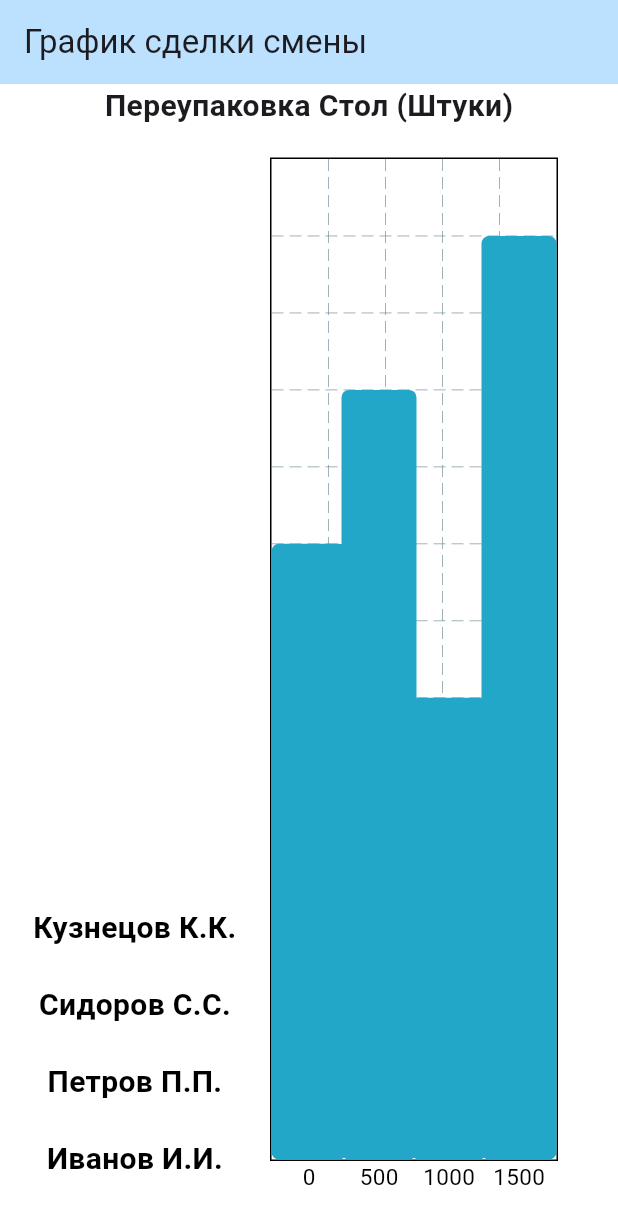
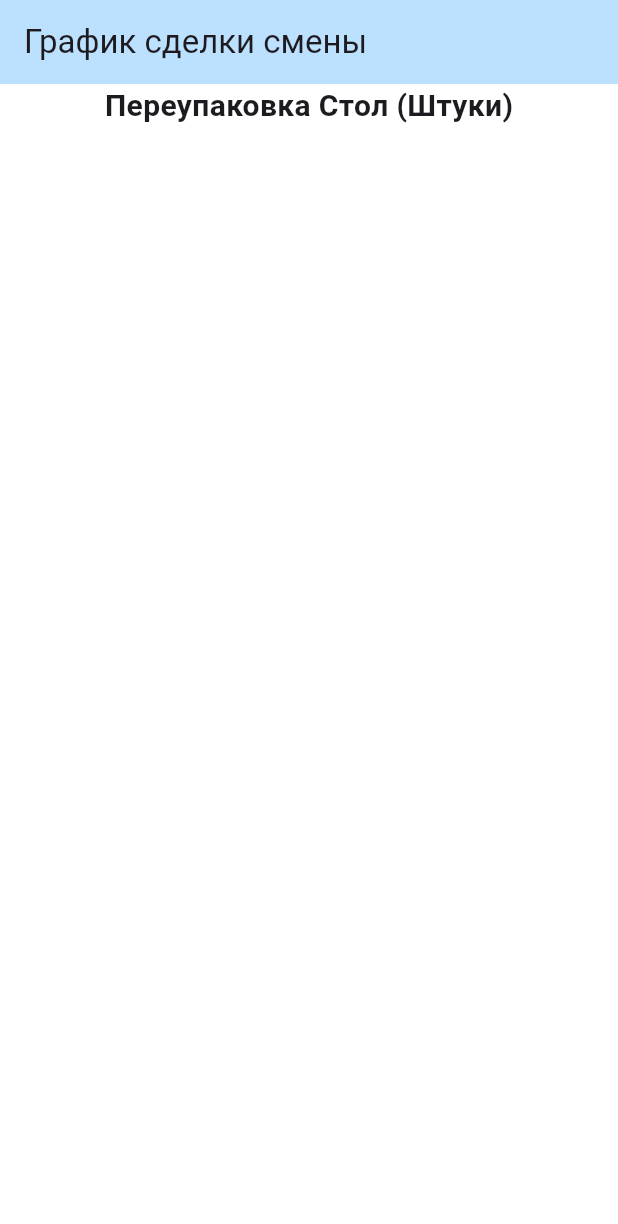
Before and after one commit to Rozie20/flutter_chart, a Flutter app: the screen it shows after launch, on a phone screen of 412 x 824 dp. Shown: the top 1224 px of the screen. Run offline on Flutter 3.47's test engine with Material 3 defaults, Android fonts, the phone set to English and light mode, and no system bars; drawn by our look-alikes of fl_chart.

Commit message:
attempt_horizontalbar

```diff
--- a/lib/main.dart
+++ b/lib/main.dart
@@ -1,5 +1,5 @@
 import 'dart:async';
-
+import 'dart:math';
 import 'package:flutter/material.dart';
 import 'package:fl_chart/fl_chart.dart';
 
@@ -9,15 +9,11 @@ void main() {
 
 class MyApp extends StatelessWidget {
   const MyApp({super.key});
-
   @override
   Widget build(BuildContext context) {
     return MaterialApp(
       theme: ThemeData(
-        //colorScheme: ColorScheme.fromSeed(seedColor: Colors.white),
-        //dialogBackgroundColor: Colors.white,
         scaffoldBackgroundColor: Colors.white,
-        //useMaterial3: true,
       ),
       home: const MyHomePage(title: 'График сделки смены'),
     );
@@ -26,18 +22,13 @@ class MyApp extends StatelessWidget {
 
 class MyHomePage extends StatefulWidget {
   const MyHomePage({super.key, required this.title});
-
   final String title;
-
   @override
   State<MyHomePage> createState() => _MyHomePageState();
 }
 
 class _MyHomePageState extends State<MyHomePage> {
-//String _selectedChartType = 'Линейный';
-//String _selectedChartType = 'Столбчатый';
-  final double _chartHeight = 6;
-
+  final double _chartHeight = 850;
   final List<String> _workerNames1 = [
     "Иванов И.И.",
     "Петров П.П.",
@@ -50,14 +41,11 @@ class _MyHomePageState extends State<MyHomePage> {
     "Алексеев А.А.",
     "Григорьев Г.Г."
   ];
-
-  final List<double> _barChartValues1 = [8, 10, 6, 12];
-  final List<double> _barChartValues2 = [5, 7, 8, 10];
-
+  final List<double> _barChartValues1 = [1500, 1607, 3506, 2900];
+  final List<double> _barChartValues2 = [3534, 2783, 754, 4174];
   String _chartTitle = "Переупаковка Стол (Штуки)";
   List<double> _currentBarChartValues = [];
   List<String> _currentWorkerNames = [];
-
   @override
   void initState() {
     super.initState();
@@ -82,41 +70,10 @@ class _MyHomePageState extends State<MyHomePage> {
     });
   }
 
-// @override
-// Widget build(BuildContext context) {
-// return Scaffold(
-// appBar: AppBar(
-// backgroundColor: Theme.of(context).colorScheme.inversePrimary,
-// title: Text(widget.title),
-// ),
-// body: Column(
-// children: [
-// DropdownButton<String>(
-// value: _selectedChartType,
-// items: <String>['Линейный', 'Столбчатый', 'Круговой']
-// .map<DropdownMenuItem<String>>((String value) {
-// return DropdownMenuItem<String>(
-// value: value,
-// child: Text(value),
-// );
-// }).toList(),
-// onChanged: (String? newValue) {
-// setState(() {
-// _selectedChartType = newValue!;
-// });
-// },
-// ),
-// Expanded(child: _buildChart()),
-// ],
-// ),
-// );
-// }
-
   @override
   Widget build(BuildContext context) {
     return Scaffold(
       appBar: AppBar(
-        //backgroundColor: Theme.of(context).colorScheme.inversePrimary,
         backgroundColor: const Color.fromARGB(255, 188, 225, 255),
         title: Text(widget.title),
       ),
@@ -126,7 +83,14 @@ class _MyHomePageState extends State<MyHomePage> {
             _chartTitle,
             style: const TextStyle(fontSize: 20, fontWeight: FontWeight.bold),
           ),
-          //const SizedBox(height: 15,),
+          // Expanded(
+          //   child: Row(
+          //     mainAxisAlignment: MainAxisAlignment.spaceAround,
+          //     children: [
+          //       Expanded(child: _buildChart()),
+          //     ],
+          //   ),
+          // ),
           Expanded(child: _buildChart()),
         ],
       ),
@@ -134,149 +98,65 @@ class _MyHomePageState extends State<MyHomePage> {
   }
 
   Widget _buildChart() {
-// switch (_selectedChartType) {
-// case 'Линейный':
-// return SizedBox(
-// height: _chartHeight,
-// child: LineChart(
-// LineChartData(
-// gridData: const FlGridData(show: false),
-// titlesData: const FlTitlesData(
-// leftTitles:
-// AxisTitles(sideTitles: SideTitles(showTitles: true)),
-// bottomTitles:
-// AxisTitles(sideTitles: SideTitles(showTitles: true)),
-// ),
-// borderData: FlBorderData(show: true),
-// lineBarsData: [
-// LineChartBarData(
-// spots: [
-// FlSpot(0, 1),
-// FlSpot(1, 3),
-// FlSpot(2, 2),
-// FlSpot(3, 4),
-// FlSpot(4, 3),
-// ],
-// isCurved: true,
-// color: Colors.blue,
-// dotData: const FlDotData(show: false),
-// belowBarData: BarAreaData(show: false),
-// ),
-// ],
-// ),
-// ),
-// );
-// case 'Столбчатый':
-// return SizedBox(
-// height: _chartHeight,
-// child: BarChart(
-// BarChartData(
-// alignment: BarChartAlignment.spaceAround,
-// barGroups: _barChartValues.asMap().entries.map((entry) {
-// int index = entry.key;
-// double value = entry.value;
-
-// return BarChartGroupData(
-// x: index,
-// barRods: [
-// BarChartRodData(
-// toY: value,
-// color: Colors.blue,
-// width: 20,
-// borderRadius: BorderRadius.circular(5),
-// ),
-// ],
-// );
-// }).toList(),
-// titlesData: FlTitlesData(
-// bottomTitles: AxisTitles(
-// sideTitles: SideTitles(
-// showTitles: true,
-// reservedSize: 40,
-// interval: 1,
-// getTitlesWidget: (value, meta) {
-// return Text(
-// _workerNames[value.toInt()], // Отображение ФИО
-// style: TextStyle(color: Colors.black, fontSize: 10),
-// textAlign: TextAlign.center,
-// );
-// },
-// ),
-// ),
-// ),
-// borderData: FlBorderData(show: true),
-// gridData: FlGridData(show: true),
-// barTouchData: BarTouchData(enabled: true),
-// maxY: _barChartValues.reduce((a, b) => a > b ? a : b) + 1,
-// ),
-// ),
-// );
-
-// case 'Круговой':
-// return SizedBox(
-// height: _chartHeight,
-// child: PieChart(
-// PieChartData(
-// sections: [
-// PieChartSectionData(
-// value: 40, title: '40%', color: Colors.blue),
-// PieChartSectionData(
-// value: 30, title: '30%', color: Colors.green),
-// PieChartSectionData(value: 20, title: '20%', color: Colors.red),
-// PieChartSectionData(
-// value: 10, title: '10%', color: Colors.yellow),
-// ],
-// ),
-// ),
-// );
-// default:
-// return Container();
-// }
-
     return Padding(
-      padding: const EdgeInsets.only(top: 20, right: 40),
+        //padding: const EdgeInsets.only(top: 0, right: 525, left: 525, bottom: 0),
+        padding: const EdgeInsets.symmetric(horizontal: 525.0),
+        child: Transform.rotate(
+          angle: pi / 2,
           child: SizedBox(
             height: _chartHeight,
-        child: BarChart(
+            child: Stack(children: [
+              BarChart(
                 BarChartData(
-            alignment: BarChartAlignment.spaceBetween,
-            //groupsSpace: 60,
-            barGroups: _currentBarChartValues.asMap().entries.map((entry) {
+                  alignment: BarChartAlignment.spaceAround,
+                  barGroups:
+                      _currentBarChartValues.asMap().entries.map((entry) {
                     int index = entry.key;
                     double value = entry.value;
-
                     return BarChartGroupData(
                       x: index,
                       barRods: [
                         BarChartRodData(
                           toY: value,
                           color: const Color.fromARGB(255, 34, 167, 201),
-                    width: 50,
-                    borderRadius: BorderRadius.circular(5),
+                          width: 120,
+                          borderRadius: BorderRadius.circular(3),
+                          // backDrawRodData: BackgroundBarChartRodData(
+                          //   show: true,
+                          //   toY: value,
+                          //   color: Colors.transparent,
+                          //   getRodBackDraw: (value, meta) => Container(
+                          //     alignment: Alignment.topCenter,
+                          //     child: Text(
+                          //       value.toInt().toString(),
+                          //       style: const TextStyle(
+                          //         color: Colors.black,
+                          //         fontSize: 10,
+                          //       ),
+                          //     ),
+                          //   ),
+                          // ),
                         ),
                       ],
                     );
                   }).toList(),
                   titlesData: FlTitlesData(
-              leftTitles: AxisTitles(
+                    rightTitles: AxisTitles(
                       sideTitles: SideTitles(
                         showTitles: true,
-                  reservedSize: 180,
-                  interval: 1,
+                        reservedSize: 50,
+                        interval: 500,
                         getTitlesWidget: (value, meta) {
-                    int index = value.toInt();
-                    if (index >= 0 && index < _currentWorkerNames.length) {
-                      return Text(
-                        _currentWorkerNames[index],
+                          return Transform.rotate(
+                            angle: -pi / 2,
+                            child: Text(
+                              value.toInt().toString(),
                               style: const TextStyle(
                                   color: Colors.black,
-                            fontSize: 20,
+                                  fontSize: 14,
                                   fontWeight: FontWeight.bold),
-                        textAlign: TextAlign.center,
+                            ),
                           );
-                    } else {
-                      return Text('');
-                    }
                         },
                       ),
                     ),
@@ -284,16 +164,27 @@ class _MyHomePageState extends State<MyHomePage> {
                       sideTitles: SideTitles(
                         showTitles: true,
                         reservedSize: 50,
-                  interval: 500,
+                        interval: 1,
                         getTitlesWidget: (value, meta) {
-                    return Text(
-                      (value.toInt() * 500).toString(),
-                      style: const TextStyle(color: Colors.black, fontSize: 15),
+                          int index = value.toInt();
+                          if (index >= 0 &&
+                              index < _currentWorkerNames.length) {
+                            return Transform.rotate(
+                              angle: -pi / 2,
+                              child: Text(
+                                _currentWorkerNames[index],
+                                style: const TextStyle(
+                                  color: Colors.black,
+                                  fontSize: 20,
+                                  fontWeight: FontWeight.bold,
+                                ),
                                 textAlign: TextAlign.center,
+                              ),
                             );
+                          } else {
+                            return const Text('');
+                          }
                         },
-                  // rotateAngle: 45,
-                  // showTitles: false,
                       ),
                     ),
                     topTitles: const AxisTitles(
@@ -302,7 +193,7 @@ class _MyHomePageState extends State<MyHomePage> {
                         showTitles: false,
                       ),
                     ),
-              rightTitles: const AxisTitles(
+                    leftTitles: const AxisTitles(
                       sideTitles: SideTitles(
                         showTitles: false,
                       ),
@@ -311,10 +202,60 @@ class _MyHomePageState extends State<MyHomePage> {
                   borderData: FlBorderData(show: true),
                   gridData: const FlGridData(show: true),
                   barTouchData: BarTouchData(enabled: true),
-            maxY: _currentBarChartValues.reduce((a, b) => a > b ? a : b) + 1,
+                  maxY: 5000,
+                  minY: 0,
+                ),
+              ),
+              Positioned(
+                left: -15,
+                right: 37,
+                top: (_chartHeight * 2500) / (5000 - 0),
+                child: Row(
+                  children: [
+                    Padding(
+                      padding: const EdgeInsets.only(left: 10),
+                      child: Transform.rotate(
+                        angle: -pi / 2,
+                        child: const Text(
+                          '2500',
+                          style: TextStyle(
+                            fontSize: 15,
+                            color: Color.fromARGB(255, 244, 98, 54),
+                            fontWeight: FontWeight.bold,
                           ),
                         ),
                       ),
-    );
+                    ),
+                    Expanded(
+                      child: Container(
+                        height: 4,
+                        color: Colors.red,
+                      ),
+                    ),
+                  ],
+                ),
+              ),
+              // Positioned.fill(
+              //   child: Stack(
+              //     children: _currentBarChartValues.asMap().entries.map((entry) {
+              //       int index = entry.key;
+              //       double value = entry.value;
+              //       return Positioned(
+              //         left: (index * 60) + 20, // по х
+              //         bottom: value + 10, // по y
+              //         child: Text(
+              //           value.toString(),
+              //           style: const TextStyle(
+              //             color: Colors.black,
+              //             fontWeight: FontWeight.bold,
+              //           ),
+              //         ),
+              //       );
+              //     }).toList(),
+              //   ),
+              // ),
+            ]),
+          ),
+        ));
   }
 }
```
Also changed, not shown: 1 other file. Lines whose indentation alone changed are shown as unchanged.
